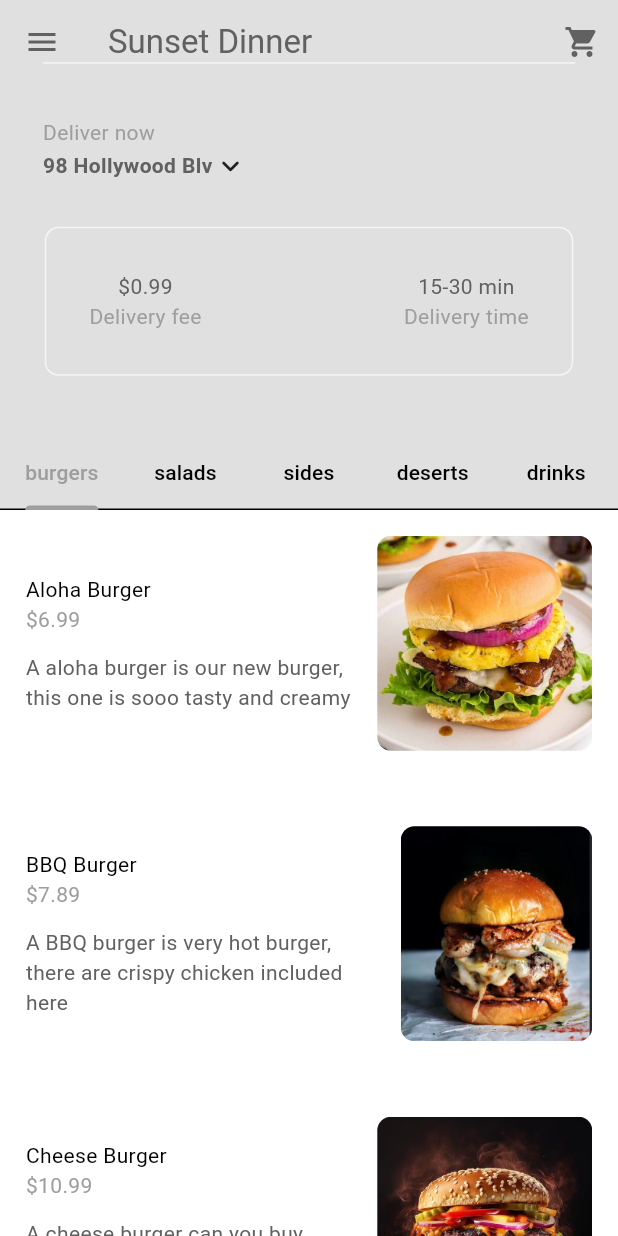
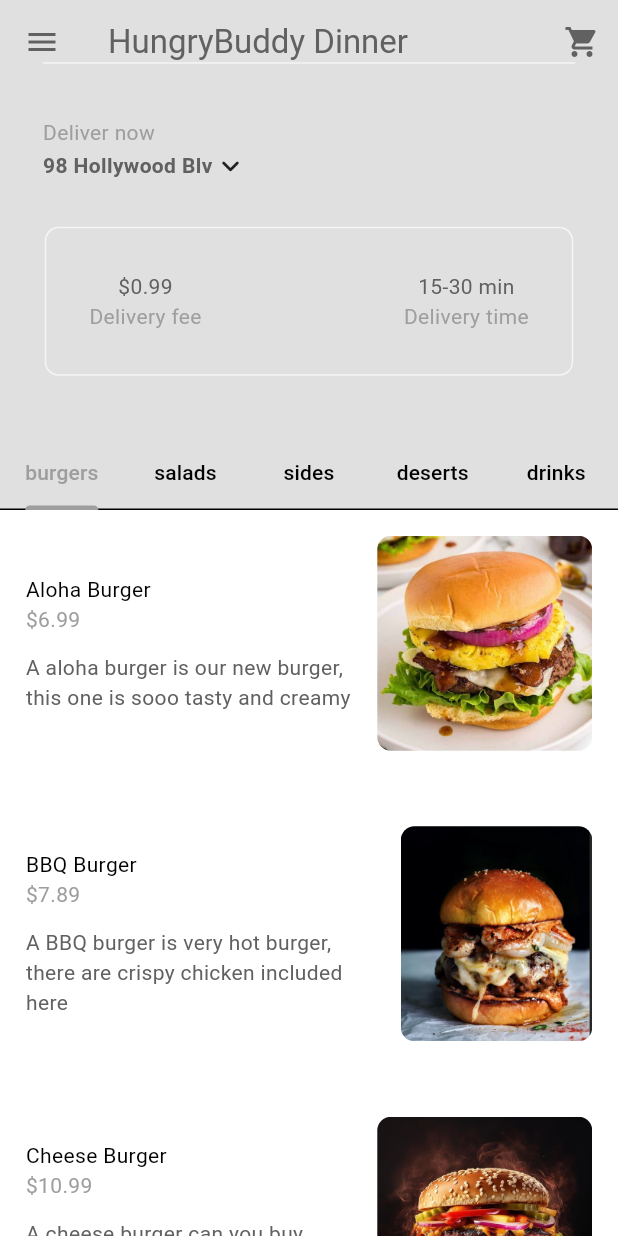
Before and after one commit to ThariTheekshana/Hungry_Buddy, a Flutter app: the screen it shows once a user with an empty profile is signed in, on a phone screen of 412 x 824 dp. Run offline on Flutter 3.47's test engine with Material 3 defaults, Android fonts, the light colour scheme and no system bars; our stand-ins replace cloud_firestore, firebase_auth, firebase_core, flutter_credit_card, flutter_screenutil; accounts and stored records are empty.

Commit message:
updated menu

```diff
--- a/lib/Components/my_sliver_appbar.dart
+++ b/lib/Components/my_sliver_appbar.dart
@@ -34,7 +34,7 @@ class MySliverAppBar extends StatelessWidget {
       ],
       backgroundColor: Theme.of(context).colorScheme.background,
       foregroundColor: Theme.of(context).colorScheme.inversePrimary,
-      title: const Text("Sunset Dinner"),
+      title: const Text("HungryBuddy Dinner"),
       flexibleSpace: FlexibleSpaceBar(
         background: Padding(
           padding:  EdgeInsets.only(bottom: 50.0.h),
--- a/lib/Models/resturant.dart
+++ b/lib/Models/resturant.dart
@@ -60,6 +60,10 @@ class Resturant extends ChangeNotifier {
           name: "Extra Pinapple",
           price: 0.99,
         ),
+         Addon(
+          name: "Extra Tomatos",
+          price: 0.99,
+        ),
       ],
     ),
     Food(
@@ -83,6 +87,10 @@ class Resturant extends ChangeNotifier {
           price: 0.89,
         ),
         Addon(
+          name: "Extra Pinapple",
+          price: 0.99,
+        ),
+         Addon(
           name: "Extra Pinapple",
           price: 0.99,
         ),
@@ -122,15 +130,15 @@ class Resturant extends ChangeNotifier {
           price: 0.99,
         ),
         Addon(
-          name: "'Extra Onions",
+          name: "Extra Onions",
           price: 0.70,
         ),
         Addon(
           name: "'Extra Mayoo",
           price: 0.89,
         ),
-        Addon(
-          name: "'Extra Pinapple",
+         Addon(
+          name: "Extra Tomatos",
           price: 0.99,
         ),
       ],
@@ -139,74 +147,86 @@ class Resturant extends ChangeNotifier {
     // desserts
     Food(
       name: "Banana Cake",
-      description: 'A banana cake good for your dessert',
+      description: 'Treat yourself to a slice of happiness with our moist and flavorful Banana Cake. Made with ripe, mashed bananas, this cake is incredibly tender and bursting with natural sweetness. Each bite is enriched with hints of vanilla and a touch of cinnamon, creating a comforting and nostalgic flavor experience.',
       imagePath: 'lib/assets/images/desserts/banan_cake.jpg',
       price: 2.99,
       category: FoodCategory.deserts,
       availableAddons: [
         Addon(
-          name: "ice Cream",
-          price: 0.99,
+          name: "Extra Ice Cream",
+          price: 0.60,
         ),
         Addon(
-          name: "Caramel",
-          price: 0.99,
+          name: "Extra Honey",
+          price: 0.84,
+        ),
+        Addon(
+          name: "Extra Chocolate",
+          price: 0.90,
         ),
       ],
     ),
     Food(
       name: "Chocolate Truffle Tart",
-      description: 'A new item',
+      description: "Indulge in the ultimate chocolate lover's dream with our Chocolate Truffle Tart. This luxurious dessert features a velvety, rich chocolate filling that melts in your mouth, nestled within a perfectly crisp and buttery tart shell. Each bite is a harmonious blend of deep cocoa flavor and creamy texture, topped with a glossy ganache that adds an extra layer of indulgence.",
       imagePath: 'lib/assets/images/desserts/chocolate_truffle_tart.jpg',
-      price: 1.99,
+      price: 4.99,
       category: FoodCategory.deserts,
       availableAddons: [
         Addon(
-          name: "Ice cream",
-          price: 0.99,
+          name: "Extra Strewberry",
+          price: 0.75,
+        ),
+        Addon(
+          name: "Extra Cherry",
+          price: 0.79,
         ),
       ],
     ),
     Food(
       name: "Classic Vanilla Panna Cotta",
-      description: 'A Classic Vanilla Panna Cotta is our new dessert ',
+      description: 'Savor the silky, creamy delight of our Classic Vanilla Panna Cotta, a timeless Italian dessert that epitomizes elegance. Made with the finest vanilla bean and rich cream, this luscious treat is gently set to perfection, creating a melt-in-your-mouth experience. Each spoonful is a harmonious blend of sweet and subtle vanilla flavors, beautifully complemented by a drizzle of fresh fruit coulis or a sprinkle of seasonal berries.',
       imagePath: 'lib/assets/images/desserts/classic_vanilla_panna_cotta.jpg',
-      price: 6.99,
+      price: 6.88,
       category: FoodCategory.deserts,
       availableAddons: [
         Addon(
-          name: "'Extra Cheese",
-          price: 0.99,
-        ),
-        Addon(
-          name: "'Extra Pinapple",
+          name: "'Extra Pinuts",
           price: 0.99,
         ),
       ],
     ),
     Food(
       name: "Creamy Caramel Flan",
-      description: 'A Creamy Caramel Flan is our new dessert ',
+      description: 'Indulge in the velvety sweetness of our Creamy Caramel Flan, a classic dessert that delights the senses. This luscious custard is expertly crafted with rich cream, eggs, and a hint of vanilla, resulting in a smooth and silky texture that melts in your mouth.',
       imagePath: 'lib/assets/images/desserts/creamy_caramel_flan.jpg',
-      price: 6.99,
+      price: 4.43,
       category: FoodCategory.deserts,
       availableAddons: [
         Addon(
-          name: "'Extra Cheese",
-          price: 0.99,
+          name: "'Extra Caramel",
+          price: 0.77,
         ),
       ],
     ),
     Food(
       name: "Heavenly Black Forest",
-      description: 'A Heavenly Black Forest is our new desserts',
+      description: 'Experience a slice of pure bliss with our Heavenly Black Forest Cake, a sumptuous treat that combines layers of rich chocolate sponge cake, luscious whipped cream, and juicy cherries. Each bite unveils a delightful contrast of textures, from the moist, chocolatey layers to the airy cream and the sweet-tart cherries',
       imagePath: 'lib/assets/images/desserts/heavenly_black_forest.jpg',
-      price: 6.99,
+      price: 5.00,
       category: FoodCategory.deserts,
       availableAddons: [
         Addon(
-          name: "'Extra Pinapple",
-          price: 0.99,
+          name: "'Extra Cherry",
+          price: 0.19,
+        ),
+        Addon(
+          name: "'Extra Chocolate",
+          price: 0.29,
+        ),
+        Addon(
+          name: "'Extra Whipped Cream",
+          price: 0.19,
         ),
       ],
     ),
@@ -214,66 +234,86 @@ class Resturant extends ChangeNotifier {
     // sides
     Food(
       name: "Crispy Rost Potatos",
-      description: 'A Heavenly Black Forest is our new desserts',
+      description: 'Golden, crispy, and perfectly seasoned, our Crispy Roast Potatoes are the ultimate comfort side dish. Roasted to perfection, these tender potatoes have a crunchy exterior and a soft, fluffy inside. Tossed in fragrant herbs and a dash of garlic, every bite bursts with flavor.',
       imagePath: 'lib/assets/images/sides/crispy_rost_potatos.jpg',
-      price: 6.99,
+      price: 5.30,
       category: FoodCategory.sides,
       availableAddons: [
         Addon(
-          name: "'Extra Pinapple",
-          price: 0.99,
+          name: "Extra Black Paper",
+          price: 0.32,
+        ),
+        Addon(
+          name: "Extra Chlli",
+          price: 0.20,
         ),
       ],
     ),
     Food(
-      name: "French Onion Potatos.jpg",
-      description: 'A Heavenly Black Forest is our new desserts',
+      name: "French Onion Potatos",
+      description: 'Indulge in the rich, savory flavors of our French Onion Potatoes. Tender roasted potatoes are infused with the deep, caramelized essence of sautéed onions, smothered in a creamy, herb-seasoned sauce, and topped with a layer of melted cheese. Each bite is a delicious harmony of golden potatoes and the irresistible taste of classic French onion soup.',
       imagePath: 'lib/assets/images/sides/french_onion_potatos.jpg',
-      price: 6.99,
+      price: 7.89,
       category: FoodCategory.sides,
       availableAddons: [
         Addon(
-          name: "'Extra Pinapple",
-          price: 0.99,
+          name: "Extra Onions",
+          price: 0.43,
+        ),
+        Addon(
+          name: "Extra Cheese",
+          price: 0.48,
         ),
       ],
     ),
     Food(
       name: "Lemon Verb Potatos",
-      description: 'A Heavenly Black Forest is our new desserts',
+      description: 'Bright, tangy, and full of flavor, our Lemon Herb Potatoes are a refreshing twist on a classic favorite. Roasted until golden and crispy, these tender potatoes are infused with fresh lemon juice and a blend of fragrant herbs like rosemary and thyme',
       imagePath: 'lib/assets/images/sides/lemon_herb_potatos.jpg',
-      price: 6.99,
+      price: 5.03,
       category: FoodCategory.sides,
       availableAddons: [
         Addon(
-          name: "'Extra Pinapple",
-          price: 0.99,
+          name: "Extra Lemon",
+          price: 0.37,
+        ),
+        Addon(
+          name: "Extra Pinapple",
+          price: 0.27,
         ),
       ],
     ),
     Food(
       name: "Potatoes Au Gratin",
-      description: 'A Heavenly Black Forest is our new desserts',
+      description: 'Indulge in layers of creamy decadence with our Potatoes Au Gratin. Thinly sliced potatoes are baked to perfection in a rich, velvety blend of cream, butter, and garlic, then topped with a golden, bubbly layer of melted cheese. Each bite is a heavenly combination of tender potatoes and savory, cheesy goodness.',
       imagePath: 'lib/assets/images/sides/potatoes_au_gratin.jpg',
-      price: 6.99,
+      price: 8.32,
       category: FoodCategory.sides,
       availableAddons: [
         Addon(
-          name: "'Extra Pinapple",
-          price: 0.99,
+          name: "Extra Cheese",
+          price: 0.79,
+        ),
+        Addon(
+          name: "Extra Chilli Sause",
+          price: 0.53,
         ),
       ],
     ),
     Food(
       name: "Reasted Carrot",
-      description: 'A Heavenly Black Forest is our new desserts',
+      description: 'Sweet, tender, and caramelized to perfection, our Roasted Carrots are a simple yet flavorful delight. Tossed in olive oil and seasoned with a hint of honey and herbs, these carrots are roasted until their natural sweetness shines through with a subtle golden finish. ',
       imagePath: 'lib/assets/images/sides/reasted_carrot.jpg',
       price: 6.99,
       category: FoodCategory.sides,
       availableAddons: [
         Addon(
-          name: "'Extra Pinapple",
-          price: 0.99,
+          name: "Extra  baked mac and cheese",
+          price: 0.71,
+        ),
+        Addon(
+          name: "Extra gravy,",
+          price: 0.34,
         ),
       ],
     ),
@@ -281,66 +321,90 @@ class Resturant extends ChangeNotifier {
     // salads
     Food(
       name: "Avacado Tuna Salad",
-      description: 'An Avacado Tuna Salad our new salad',
+      description: 'This Avocado Tuna Salad has a simple and surprising combination of ingredients but it just works! This tuna salad can be served on the side with dinner or as a very satisfying lunch because it comes together quickly and is loaded with protein.',
       imagePath: 'lib/assets/images/salads/avacado_tuna_salad.jpg',
-      price: 6.99,
+      price: 6.09,
       category: FoodCategory.salads,
       availableAddons: [
         Addon(
-          name: "'Extra Pinapple",
-          price: 0.99,
+          name: "Extra Meats",
+          price: 0.89,
+        ),
+        Addon(
+          name: "Extra Onions",
+          price: 0.59,
+        ),
+        Addon(
+          name: "Extra garlic",
+          price: 0.68,
         ),
       ],
     ),
     Food(
       name: "BBQ Summer Salad",
-      description: "This is our new BBQ Summer Salad",
+      description: "A perfect blend of fresh, crisp greens and smoky BBQ flavor, our BBQ Summer Salad brings the taste of summer to your table. Bursting with juicy grilled chicken, sweet corn, ripe cherry tomatoes, and a sprinkle of tangy feta, this salad is a delightful balance of vibrant flavors and textures. Topped with a zesty BBQ vinaigrette, it’s the perfect companion for outdoor gatherings, light lunches, or simply enjoying the essence of summer in every bite!",
       imagePath: 'lib/assets/images/salads/bbq_summer_salad.jpg',
-      price: 6.99,
+      price: 7.77,
       category: FoodCategory.salads,
       availableAddons: [
         Addon(
-          name: "'Extra Pinapple",
-          price: 0.99,
+          name: "'Extra Sauce",
+          price: 0.97,
         ),
       ],
     ),
     Food(
       name: "Classic Geek Salad",
-      description: "This is our new Classic Geek Salad",
+      description: "Savor the timeless flavors of the Mediterranean with our Classic Greek Salad. Crisp cucumbers, juicy vine-ripened tomatoes, and bold Kalamata olives come together with crunchy bell peppers and red onions. Topped with creamy, tangy feta cheese and a drizzle of extra virgin olive oil, this salad is a perfect harmony of freshness and flavor.",
       imagePath: 'lib/assets/images/salads/classic_geek_slad.jpg',
       price: 6.99,
       category: FoodCategory.salads,
       availableAddons: [
         Addon(
-          name: "'Extra Pinapple",
+          name: "Extra Onions",
           price: 0.99,
+        ),
+        Addon(
+          name: "Extra Pinapple",
+          price: 0.95,
+        ),
+        Addon(
+          name: "Extra Avacado",
+          price: 0.89,
         ),
       ],
     ),
     Food(
       name: "Grilled Chicken Caeser Salad",
-      description: 'Grilled Chicken Caeser Salad',
+      description: 'Experience a classic with a savory twist in our Grilled Chicken Caesar Salad. Tender, juicy grilled chicken breast rests atop a bed of crisp romaine lettuce, perfectly tossed in a creamy, tangy Caesar dressing. ',
       imagePath: 'lib/assets/images/salads/Grilled_chicken_caeser_salad.jpg',
-      price: 6.99,
+      price: 7.99,
       category: FoodCategory.salads,
       availableAddons: [
         Addon(
-          name: "'Extra Pinapple",
-          price: 0.99,
+          name: "Extra Chicken",
+          price: 0.89,
+        ),
+        Addon(
+          name: "Extra Cheese",
+          price: 0.69,
         ),
       ],
     ),
     Food(
       name: "Quinoa Salad",
-      description: 'A Quinoa Salad is our new Salad',
+      description: 'Light, nutritious, and bursting with flavor, our Quinoa Salad is a wholesome delight. Fluffy quinoa is paired with crisp cucumbers, juicy cherry tomatoes, sweet bell peppers, and a handful of fresh herbs, creating a vibrant medley of textures.',
       imagePath: 'lib/assets/images/salads/quinoa_salad.jpg',
       price: 6.99,
       category: FoodCategory.salads,
       availableAddons: [
         Addon(
-          name: "'Extra Pinapple",
-          price: 0.99,
+          name: "Extra Tomato sauce",
+          price: 0.98,
+        ),
+        Addon(
+          name: "Extra Chilli",
+          price: 0.80,
         ),
       ],
     ),
@@ -348,66 +412,78 @@ class Resturant extends ChangeNotifier {
     // drinks
     Food(
       name: "Buba Tea",
-      description: 'A Buba Tea is our new drink',
+      description: 'Dive into a world of flavor and fun with our Bubble Tea! This delightful drink features a refreshing blend of smooth, creamy tea combined with your choice of luscious flavors, from classic milk tea to fruity concoctions. The star of the show is the chewy tapioca pearls, or “boba,” that add a playful texture to every sip.',
       imagePath: 'lib/assets/images/drinks/buba_tea.jpg',
-      price: 6.99,
+      price: 1.09,
       category: FoodCategory.drinks,
       availableAddons: [
         Addon(
-          name: "'Extra Pinapple",
-          price: 0.99,
+          name: "'Extra Milk",
+          price: 0.59,
+        ),
+        Addon(
+          name: "'Extra Bubbles",
+          price: 0.29,
+        ),
+        Addon(
+          name: "'Extra Cream",
+          price: 0.12,
         ),
       ],
     ),
     Food(
       name: "Mojito",
-      description: 'A Mojito is our new drink',
+      description: 'Quench your thirst with our refreshing Mojito, a classic cocktail that perfectly balances the zesty brightness of fresh lime, the coolness of mint, and the sweetness of sugar. This invigorating drink is crafted with premium white rum and sparkling soda, creating a light and bubbly experience that’s perfect for any occasion. ',
       imagePath: 'lib/assets/images/drinks/mojito.jpg',
       price: 6.99,
       category: FoodCategory.drinks,
       availableAddons: [
         Addon(
-          name: "'Extra Pinapple",
-          price: 0.99,
+          name: "'Extra Lemon",
+          price: 0.09,
         ),
       ],
     ),
     Food(
       name: "Orange Mojito",
-      description: 'An Orange Mojito is our new drink',
+      description: 'Brighten your day with our delightful Orange Mojito, a vibrant twist on the classic cocktail! This refreshing drink combines the zesty flavors of fresh orange juice and juicy lime, harmoniously blended with crisp mint leaves and a touch of sugar.',
       imagePath: 'lib/assets/images/drinks/orange_mojito.jpg',
-      price: 6.99,
+      price: 1.12,
       category: FoodCategory.drinks,
       availableAddons: [
         Addon(
-          name: "'Extra Pinapple",
-          price: 0.99,
+          name: "Extra Orange",
+          price: 0.29,
         ),
       ],
     ),
     Food(
       name: "Pinapple Shake",
-      description: 'A Pinapple Shake is our new drink',
+      description: 'Transport your taste buds to a sunny paradise with our creamy Pineapple Shake! This delightful treat features the sweet and tangy flavor of ripe pineapples blended to perfection with rich ice cream and a splash of milk, creating a smooth and luscious texture. Topped with a dollop of whipped cream and a sprinkle of pineapple chunks, each sip is a refreshing burst of tropical goodness.',
       imagePath: 'lib/assets/images/drinks/pinapple_shake.jpg',
-      price: 6.99,
+      price: 2.01,
       category: FoodCategory.drinks,
       availableAddons: [
         Addon(
           name: "'Extra Pinapple",
-          price: 0.99,
+          price: 0.43,
+        ),
+        Addon(
+          name: "'Extra Ice cream",
+          price: 0.52,
         ),
       ],
     ),
     Food(
       name: "Pink Lemonade Cocktail",
-      description: 'A Pink Lemonade Cocktail is our new drink',
+      description: 'Sip into summer with our delightful Pink Lemonade Cocktail, a refreshing blend that’s as beautiful as it is delicious! This eye-catching drink combines freshly squeezed lemons with a hint of sweetness and a splash of berry-infused spirits for a fruity twist. Served over ice and garnished with fresh lemon slices and a sprig of mint, each sip bursts with bright, zesty flavor.',
       imagePath: 'lib/assets/images/drinks/pink_lemonade_cocktail.jpg',
-      price: 6.99,
+      price: 2.04,
       category: FoodCategory.drinks,
       availableAddons: [
         Addon(
-          name: "'Extra Pinapple",
-          price: 0.99,
+          name: "'Extra Soda",
+          price: 0.12,
         ),
       ],
     ),
--- a/lib/Page/food_page.dart
+++ b/lib/Page/food_page.dart
@@ -119,7 +119,7 @@ class _FoodPageState extends State<FoodPage> {
 
                       // Scrollable container for add-ons
                       Container(
-                        height: 200.h, // Set the height for the scrollable area
+                        height: 130.h, // Set the height for the scrollable area
                         decoration: BoxDecoration(
                           border: Border.all(
                             color: Theme.of(context).colorScheme.secondary,
--- a/lib/Page/payment_page.dart
+++ b/lib/Page/payment_page.dart
@@ -60,7 +60,8 @@ class _PaymentpageState extends State<Paymentpage> {
 
   @override
   Widget build(BuildContext context) {
-    return Scaffold(
+    return SingleChildScrollView(
+      child: Scaffold(
           backgroundColor: Theme.of(context).colorScheme.background,
           appBar: AppBar(
             backgroundColor: Colors.transparent,
@@ -109,6 +110,7 @@ class _PaymentpageState extends State<Paymentpage> {
                 height: 35.h,
               ),
             ],
-        ));
+          )),
+    );
   }
 }
```
Also changed, not shown: 1 other file. Lines whose indentation alone changed are shown as unchanged.
